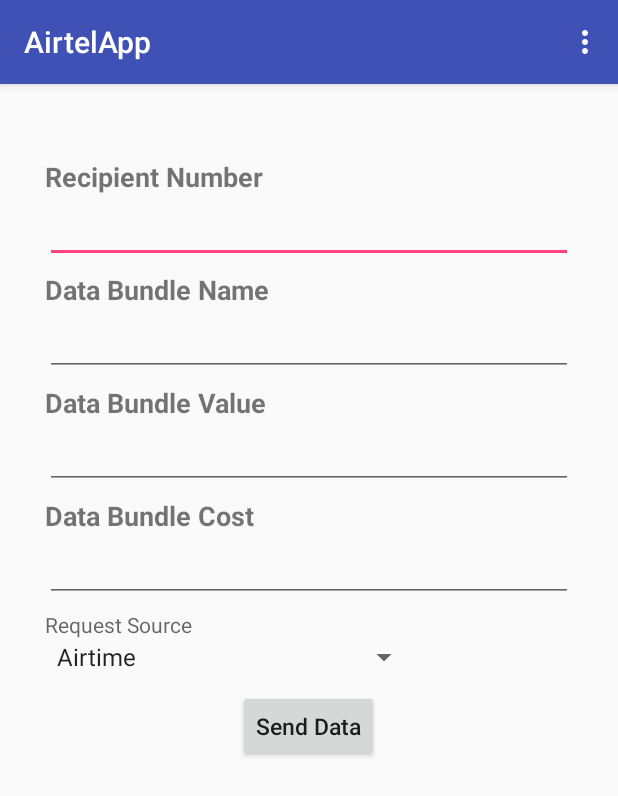
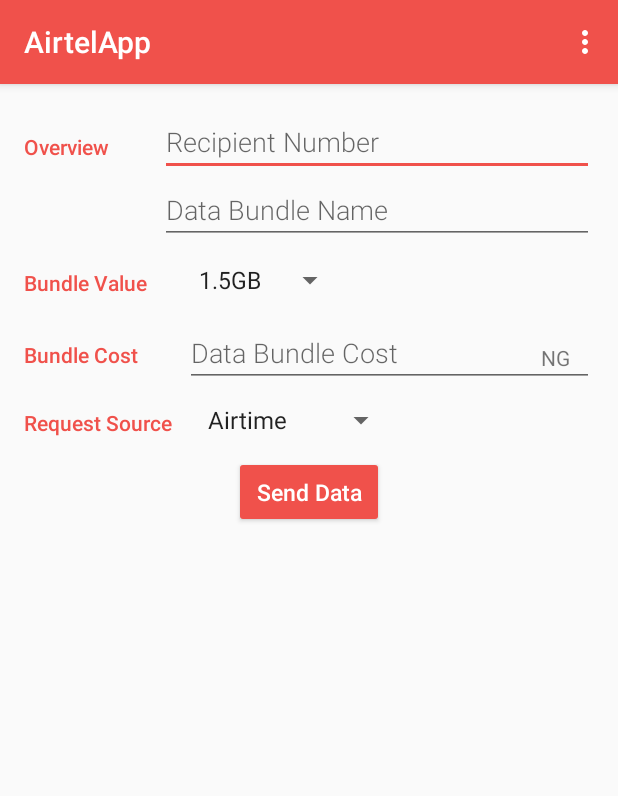
Before and after one commit to solobaba/AirtelApp, an Android app: the CreateUser screen opened directly, with no data from a screen before it, on a phone screen of 412 x 824 dp. Shown: the top 796 px of the screen. Run offline under Robolectric (Android 15) with nearby library versions, the light colour scheme and no system bars.

Commit message:
Second commit

```diff
--- a/app/src/main/java/com/example/mighty/airtelapp/CreateUser.java
+++ b/app/src/main/java/com/example/mighty/airtelapp/CreateUser.java
@@ -50,8 +50,8 @@
     public static final String AIRTEL_CODE = "123";
     public static final String CONTACT_NETWORK = "1";
 
-    EditText recipientNumber, dataBundleName, dataBundleValue, dataBundleCost;
-    Spinner spinnerRow;
+    EditText recipientNumber, dataBundleName, dataBundleCost;
+    Spinner spinnerRow, spinnerValueRow;
     Button button;
 
     //Airtel data codes
@@ -64,7 +64,6 @@
 
     String recNum;
     String dataName;
-    String dataValue;
     String dataCost;
 
     int MY_PERMISSIONS_REQUEST_SEND_SMS = 1;
@@ -78,6 +77,7 @@
     Date date;
 
     private String mRequestSource = DataEntry.REQUEST_SOURCE_UNKNOWN;
+    public String mDataBundleValue = DataEntry.REQUEST_VALUE_UNKNOWN;
     private boolean mRequestSourceHasChanged = false;
 
     private View.OnTouchListener mTouchListener = new View.OnTouchListener() {
@@ -100,22 +100,24 @@
 
         recipientNumber = findViewById(R.id.recipient_number);
         dataBundleName = findViewById(R.id.data_bundle_name);
-        dataBundleValue = findViewById(R.id.data_bundle_value);
+        spinnerValueRow = findViewById(R.id.data_bundle_value);
         dataBundleCost = findViewById(R.id.data_bundle_cost);
         spinnerRow = findViewById(R.id.resource_spinner);
         button = findViewById(R.id.send_data_button);
 
         recNum = recipientNumber.getText().toString().trim();
         dataName = dataBundleName.getText().toString().trim();
-        dataValue = dataBundleValue.getText().toString().trim();
+//        mDataBundleValue = spinnerValueRow.getSelectedItem().toString();
         dataCost = dataBundleCost.getText().toString().trim();
-        mRequestSource = spinnerRow.getSelectedItem().toString();
+//        mRequestSource = spinnerRow.getSelectedItem().toString();
 
         sentPI = PendingIntent.getBroadcast(this, 0, new Intent(SENT), 0);
         delilveredPI = PendingIntent.getBroadcast(this, 0, new Intent(DELIVERED), 0);
 
         setupSpinner();
+        setupDataValue();
 
+        spinnerValueRow.setOnTouchListener(mTouchListener);
         spinnerRow.setOnTouchListener(mTouchListener);
         button.setOnClickListener(new View.OnClickListener() {
             @Override
@@ -128,7 +130,36 @@
         });
     }
 
-    // Setup the dropdown spinner
+    //Setup the request source dropdown spinner
+    private void setupDataValue() {
+        ArrayAdapter dataBundleValue = ArrayAdapter.createFromResource(this,
+                R.array.array_data_bundle_value, android.R.layout.simple_spinner_item);
+        dataBundleValue.setDropDownViewResource(android.R.layout.simple_dropdown_item_1line);
+        spinnerValueRow.setAdapter(dataBundleValue);
+        spinnerValueRow.setOnItemSelectedListener(new AdapterView.OnItemSelectedListener () {
+            @Override
+            public void onItemSelected(AdapterView<?> parent, View view, int position, long id) {
+                String selection = (String) parent.getItemAtPosition(position);
+                if(!TextUtils.isEmpty(selection)){
+                    if (selection.equals(getString(R.string.bundlevalue1))){
+                        mDataBundleValue = DataEntry.ONE_FIVE_GB;
+                    }else if (selection.equals(getString(R.string.bundlevalue2))){
+                        mDataBundleValue = DataEntry.THREE_FIVE_GB;
+                    }else if (selection.equals(getString(R.string.bundlevalue3))){
+                        mDataBundleValue = DataEntry.FIVE_GB;
+                    }else {
+                        mDataBundleValue = DataEntry.REQUEST_VALUE_UNKNOWN;
+                    }
+                }
+            }
+            @Override
+            public void onNothingSelected(AdapterView<?> parent) {
+                mDataBundleValue = DataEntry.REQUEST_VALUE_UNKNOWN;
+            }
+        });
+    }
+
+    //Setup the request source dropdown spinner
     private void setupSpinner(){
         ArrayAdapter requestSourceAdapter = ArrayAdapter.createFromResource(this,
                 R.array.array_request_source, android.R.layout.simple_spinner_item);
@@ -170,7 +201,7 @@
         //trailing white space
         String recNum = recipientNumber.getText().toString().trim();
         String dataName = dataBundleName.getText().toString().trim();
-        String dataValue = dataBundleValue.getText().toString().trim();
+        String mDataBundleValue = spinnerValueRow.getSelectedItem().toString();
         String dataCost = dataBundleCost.getText().toString().trim();
         String mRequestSource = spinnerRow.getSelectedItem().toString();
 
@@ -182,7 +213,7 @@
         ContentValues contentValues = new ContentValues();
         contentValues.put(DataEntry.COLUMN_RECIPIENT_NUMBER, recNum);
         contentValues.put(DataEntry.COLUMN_DATA_BUNDLE_NAME, dataName);
-        contentValues.put(DataEntry.COLUMN_DATA_BUNDLE_VALUE, dataValue);
+        contentValues.put(DataEntry.COLUMN_DATA_BUNDLE_VALUE, mDataBundleValue);
         contentValues.put(DataEntry.COLUMN_DATA_BUNDLE_COST, dataCost);
         contentValues.put(DataEntry.COLUMN_TIME_RECEIVED, dateFormat.format(date));
         contentValues.put(DataEntry.COLUMN_SPINNER_ROW, mRequestSource);
@@ -212,10 +243,10 @@
 //        }
 
 //        airtelData();
-        String message = "Be Mighty!, You received " + dataValue + " " + dataName + " from Mighty Interactive Limited. " +
-                "Kindly dial *461*2# to check your balance. Thank you!";
-        String phoneNumber = recNum;
-        sendSMS(phoneNumber, message);
+//        String message = "Be Mighty!, You received " + dataValue + " " + dataName + " from Mighty Interactive Limited. " +
+//                "Kindly dial *461*2# to check your balance. Thank you!";
+//        String phoneNumber = recNum;
+//        sendSMS(phoneNumber, message);
         emailMessage();
         showNotification();
 //        dialogBox();
@@ -238,7 +269,7 @@
     private void emailMessage(){
         String email = "solomon.oduniyi@gmail.com";
         String subject = "Mighty Data";
-        String message = "Be Mighty!, You received " + dataValue + " " + dataName + " from Mighty Interactive Limited. " +
+        String message = "Be Mighty!, You received " + mDataBundleValue + " " + dataName + " from Mighty Interactive Limited. " +
                 "Kindly dial *461*2# to check your balance. Thank you!";
 
         try {
@@ -308,10 +339,10 @@
 //    }
 
     private void airtelData(){
-        if (dataValue.equals(ONE_FIVE_GIG)){
+        if (mDataBundleValue.equals(ONE_FIVE_GIG)){
             String ussdCode = CODE_ONE_FIVE_GIG + recNum + Uri.encode("#");
             startActivity(new Intent("android.intent.action.CALL", Uri.parse("tel:" + ussdCode)));
-        }else if (dataValue.equals(THREE_FIVE_GIG)){
+        }else if (mDataBundleValue.equals(THREE_FIVE_GIG)){
             String ussdCode = CODE_THREE_FIVE_GIG + recNum + Uri.encode("#");
             startActivity(new Intent("android.intent.action.CALL", Uri.parse("tel:" + ussdCode)));
         }else {
@@ -342,6 +373,7 @@
         builder.setSmallIcon(R.drawable.message);
         builder.setContentTitle("Mighty notifiction");
         builder.setContentText("Mighty data notification ....");
+        builder.setAutoCancel(true);
         Intent intent = new Intent(this, NotificationClass.class);
         TaskStackBuilder stackBuilder = TaskStackBuilder.create(this);
         stackBuilder.addParentStack(NotificationClass.class);
@@ -356,6 +388,7 @@
     public void checkBal() {
         String ussdCode = "*" + AIRTEL_CODE + Uri.encode("#");
         startActivity(new Intent("android.intent.action.CALL", Uri.parse("tel:" + ussdCode)));
+        dateFormat.format(date);
     }
 
     //Contact Network
@@ -373,9 +406,9 @@
     @Override
     public boolean onOptionsItemSelected(MenuItem item) {
         switch (item.getItemId()) {
-            case R.id.log_data:
+            case R.id.request_sent:
                 startActivity(new Intent(this, RequestHistory.class));
-                Toast.makeText(this, "Checking log", Toast.LENGTH_SHORT).show();
+                Toast.makeText(this, "Requesting history", Toast.LENGTH_SHORT).show();
                 return true;
 
             case R.id.check_balance_request:
--- a/app/src/main/java/com/example/mighty/airtelapp/data/DataContract.java
+++ b/app/src/main/java/com/example/mighty/airtelapp/data/DataContract.java
@@ -36,5 +36,11 @@
         public static final String REQUEST_SOURCE_SALES_REP = "Sales Rep";
         public static final String REQUEST_SOURCE_WEB = "Web";
         public static final String REQUEST_SOURCE_API = "API";
+
+
+        public static final String REQUEST_VALUE_UNKNOWN = "Unknown";
+        public static final String ONE_FIVE_GB = "1.5GB";
+        public static final String THREE_FIVE_GB = "3.5GB";
+        public static final String FIVE_GB = "5GB";
     }
 }
--- a/app/src/main/java/com/example/mighty/airtelapp/data/RequestHistory.java
+++ b/app/src/main/java/com/example/mighty/airtelapp/data/RequestHistory.java
@@ -7,7 +7,7 @@
 import android.os.Bundle;
 import android.support.annotation.Nullable;
 import android.support.v7.app.AppCompatActivity;
-import android.widget.ListView;
+import android.widget.GridView;
 
 import com.example.mighty.airtelapp.R;
 import com.example.mighty.airtelapp.data.DataContract.DataEntry;
@@ -22,7 +22,7 @@
         super.onCreate(savedInstanceState);
         setContentView(R.layout.request_activity);
 
-        ListView listView = (ListView) findViewById(R.id.request_list);
+        GridView listView = (GridView) findViewById(R.id.request_list);
         requestCursorAdapter = new RequestCursorAdapter(this, null);
         listView.setAdapter(requestCursorAdapter);
         getLoaderManager().initLoader(REQUEST_LOADER, null, this);
--- a/app/src/main/res/layout/create_user.xml
+++ b/app/src/main/res/layout/create_user.xml
@@ -1,106 +1,169 @@
 <?xml version="1.0" encoding="utf-8"?>
-<ScrollView xmlns:android="http://schemas.android.com/apk/res/android"
+<LinearLayout xmlns:android="http://schemas.android.com/apk/res/android"
+    xmlns:tools="http://schemas.android.com/tools"
     android:layout_width="match_parent"
     android:layout_height="match_parent"
-    android:padding="30dp">
+    android:orientation="vertical"
+    android:padding="16dp"
+    tools:context=".CreateUser">
 
+    <!-- Overview category -->
     <LinearLayout
         android:layout_width="match_parent"
-    android:layout_height="match_parent"
-    android:orientation="vertical">
+        android:layout_height="wrap_content"
+        android:orientation="horizontal">
 
         <TextView
             android:id="@+id/ussd_code_input"
-        android:layout_width="match_parent"
+            android:layout_width="wrap_content"
+            android:layout_height="wrap_content" />
+
+        <!-- Overview Label -->
+        <TextView
+            android:layout_width="wrap_content"
             android:layout_height="wrap_content"
-        android:layout_gravity="center_horizontal" />
+            android:text="@string/overview"
+            style="@style/OverviewStyle"/>
 
-    <TextView
-        android:layout_width="match_parent"
+        <!-- Input fields -->
+        <LinearLayout
+            android:layout_width="0dp"
             android:layout_height="wrap_content"
-        android:text="@string/recipient_number"
-        android:textSize="18sp"
-        android:textStyle="bold" />
+            android:layout_weight="10"
+            android:orientation="vertical"
+            android:paddingLeft="4dp">
 
             <EditText
                 android:id="@+id/recipient_number"
                 android:layout_width="match_parent"
                 android:layout_height="wrap_content"
-        android:layout_gravity="center_horizontal"
-        android:layout_marginBottom="5dp"
-        android:inputType="number" />
-
-    <TextView
-        android:layout_width="match_parent"
-        android:layout_height="wrap_content"
-        android:text="@string/data_bundle_name"
-        android:textSize="18sp"
-        android:textStyle="bold" />
+                android:hint="@string/recipient_number"
+                android:inputType="number"
+                style="@style/OverviewFieldStyle"/>
 
             <EditText
                 android:id="@+id/data_bundle_name"
                 android:layout_width="match_parent"
                 android:layout_height="wrap_content"
-        android:layout_gravity="center_horizontal"
-        android:layout_marginBottom="5dp"
-        android:singleLine="true" />
+                android:hint="@string/data_bundle_name"
+                android:singleLine="true"
+                style="@style/OverviewFieldStyle"/>
+        </LinearLayout>
+    </LinearLayout>
 
-    <TextView
+    <!-- Bundle Value category -->
+    <LinearLayout
+        android:id="@+id/bundle_value"
         android:layout_width="match_parent"
         android:layout_height="wrap_content"
-        android:text="@string/data_bundle_value"
-        android:textSize="18sp"
-        android:textStyle="bold" />
+        android:orientation="horizontal">
 
-    <EditText
+        <!-- Bundle Value Label -->
+        <TextView
+            android:layout_width="wrap_content"
+            android:layout_height="wrap_content"
+            android:text="@string/data_value"
+            style="@style/OverviewStyle"/>
+
+        <!-- Input field -->
+        <LinearLayout
+            android:layout_width="0dp"
+            android:layout_height="wrap_content"
+            android:layout_weight="10"
+            android:orientation="vertical">
+
+            <!-- Bundle value drop-down spinner -->
+            <Spinner
                 android:id="@+id/data_bundle_value"
+                android:layout_width="wrap_content"
+                android:layout_height="48dp"
+                android:spinnerMode="dropdown" />
+        </LinearLayout>
+    </LinearLayout>
+
+    <!-- Data cost category -->
+    <LinearLayout
+        android:id="@+id/bundle_cost"
         android:layout_width="match_parent"
         android:layout_height="wrap_content"
-        android:layout_gravity="center_horizontal"
-        android:layout_marginBottom="5dp"
-        android:singleLine="true" />
+        android:orientation="horizontal">
 
+        <!-- Bundle Value Label -->
         <TextView
-        android:layout_width="match_parent"
+            android:layout_width="wrap_content"
             android:layout_height="wrap_content"
-        android:text="@string/data_bundle_cost"
-        android:textSize="18sp"
-        android:textStyle="bold" />
+            android:text="@string/data_cost"
+            style="@style/OverviewStyle"/>
 
+        <!-- Input fields -->
+        <RelativeLayout
+            android:layout_width="0dp"
+            android:layout_height="wrap_content"
+            android:layout_weight="10"
+            android:paddingLeft="4dp">
+
+            <!-- Weight field -->
             <EditText
                 android:id="@+id/data_bundle_cost"
                 android:layout_width="match_parent"
                 android:layout_height="wrap_content"
-        android:layout_gravity="center_horizontal"
-        android:layout_marginBottom="5dp"
-        android:inputType="number" />
+                android:hint="@string/data_bundle_cost"
+                android:inputType="number"
+                style="@style/OverviewFieldStyle"/>
 
+            <!-- Units for weight (kg) -->
+            <TextView
+                android:id="@+id/label_weight_units"
+                android:text="@string/unit_data_cost"
+                style="@style/EditorUnitsStyle"/>
+        </RelativeLayout>
+    </LinearLayout>
+
+    <!-- Request source category -->
+    <LinearLayout
+        android:id="@+id/request_source"
+        android:layout_width="match_parent"
+        android:layout_height="wrap_content"
+        android:orientation="horizontal">
+
+        <!-- Request source Label -->
         <TextView
             android:id="@+id/textView"
-        android:layout_width="match_parent"
+            android:layout_width="wrap_content"
             android:layout_height="wrap_content"
-        android:hint="@string/request_source" />
+            android:text="@string/request_source"
+            style="@style/OverviewStyle"/>
 
+        <!-- Input field -->
+        <LinearLayout
+            android:layout_width="100dp"
+            android:layout_height="wrap_content"
+            android:layout_weight="10"
+            android:orientation="vertical">
+
+            <!-- Request source drop-down spinner -->
             <Spinner
                 android:id="@+id/resource_spinner"
-        android:layout_width="250dp"
-        android:layout_height="wrap_content"
-        android:layout_marginBottom="10dp"
-        android:entries="@array/array_request_source"
-        android:prompt="@string/spinnertype1"/>
+                android:layout_width="wrap_content"
+                android:layout_height="48dp"
+                android:spinnerMode="dropdown" />
+        </LinearLayout>
+    </LinearLayout>
 
     <Button
         android:id="@+id/send_data_button"
-        android:layout_width="wrap_content"
+        android:layout_width="100dp"
         android:layout_height="wrap_content"
         android:layout_gravity="center_horizontal"
         android:text="@string/send_data_button"
         android:textAllCaps="false"
-        android:textSize="15sp" />
+        android:textSize="15sp"
+        android:textColor="#FFFF"
+        android:backgroundTint="@color/colorAccent"/>
 
     <TextView
         android:id="@+id/send_data_result"
         android:layout_width="wrap_content"
         android:layout_height="wrap_content" />
+
 </LinearLayout>
-</ScrollView>
--- a/app/src/main/res/layout/request_activity.xml
+++ b/app/src/main/res/layout/request_activity.xml
@@ -1,5 +1,5 @@
 <?xml version="1.0" encoding="utf-8"?>
-<RelativeLayout
+<GridLayout
     xmlns:android="http://schemas.android.com/apk/res/android"
     xmlns:tools="http://schemas.android.com/tools"
     android:layout_width="match_parent"
@@ -8,10 +8,10 @@
     android:id="@+id/request_activity"
     tools:context=".data.RequestHistory">
 
-    <ListView
+    <GridView
         android:id="@+id/request_list"
         android:layout_width="match_parent"
         android:layout_height="match_parent">
-    </ListView>
+    </GridView>
 
-</RelativeLayout>
+</GridLayout>
--- a/app/src/main/res/menu/menu_catalog.xml
+++ b/app/src/main/res/menu/menu_catalog.xml
@@ -3,6 +3,11 @@
     xmlns:app="http://schemas.android.com/apk/res-auto"
     xmlns:tools="http://schemas.android.com/tools"
     tools:context=".CreateUser">
+
+    <item
+        android:id="@+id/request_sent"
+        android:title="@string/request_sent"
+        app:showAsAction="never" />
 
     <item
         android:id="@+id/log_data"
@@ -15,11 +20,6 @@
         app:showAsAction="never" />
 
     <item
-        android:id="@+id/request_sent"
-        android:title="@string/request_sent"
-        app:showAsAction="never" />
-
-    <item
         android:id="@+id/contact_network"
         android:title="@string/contact_network"
         app:showAsAction="never" />
--- a/app/src/main/res/values/arrays.xml
+++ b/app/src/main/res/values/arrays.xml
@@ -1,7 +1,8 @@
 <?xml version="1.0" encoding="utf-8"?>
 <resources>
+
+    <!--Options that will displayed in the resource drop-down Spinner -->
     <string-array name="array_request_source">
-        <!--<item>@string/unknown</item>-->
         <item>@string/spinnertype1</item>
         <item>@string/spinnertype2</item>
         <item>@string/spinnertype3</item>
@@ -10,6 +11,15 @@
         <item>@string/spinnertype6</item>
     </string-array>
 
+
+    <!-- Options that will displayed in the bundle value drop-down Spinner -->
+    <string-array name="array_data_bundle_value">
+        <item>@string/bundlevalue1</item>
+        <item>@string/bundlevalue2</item>
+        <item>@string/bundlevalue3</item>
+    </string-array>
+
+
     <string-array name="telcos">
         <item name="telco_airtel">AIRTEL</item>
     </string-array>
--- a/app/src/main/res/values/colors.xml
+++ b/app/src/main/res/values/colors.xml
@@ -1,6 +1,17 @@
 <?xml version="1.0" encoding="utf-8"?>
 <resources>
-    <color name="colorPrimary">#3F51B5</color>
-    <color name="colorPrimaryDark">#303F9F</color>
-    <color name="colorAccent">#FF4081</color>
+    <!-- The app branding color for the app bar -->
+    <color name="colorPrimary">#F0514B</color>
+
+    <!-- Darker variant for the status bar and contextual app bars -->
+    <color name="colorPrimaryDark">#C0403C</color>
+
+    <!-- Accent color for UI controls like checkboxes and text fields -->
+    <color name="colorAccent">#F0514B</color>
+
+    <!-- Primary color for the editor -->
+    <color name="editorColorPrimary">#2D3640</color>
+
+    <!-- Primary dark color for the editor -->
+    <color name="editorColorPrimaryDark">#394450</color>
 </resources>
--- a/app/src/main/res/values/strings.xml
+++ b/app/src/main/res/values/strings.xml
@@ -20,8 +20,10 @@
     <string name="status">Status</string>
     <string name="time_done">Time Done</string>
 
-    <!--Spinner details… -->
-    <!--<string name="unknown">Unknown</string>-->
+    <!-- Units for weight of the pet (kilograms) [CHAR LIMIT=5] -->
+    <string name="unit_data_cost">NG</string>
+
+    <!--Resource Spinner details… -->
     <string name="spinnertype1">Airtime</string>
     <string name="spinnertype2">Cash</string>
     <string name="spinnertype3">Agent</string>
@@ -29,16 +31,27 @@
     <string name="spinnertype5">Web</string>
     <string name="spinnertype6">API</string>
 
+    <!--Bundle value details… -->
+    <string name="bundlevalue1">1.5GB</string>
+    <string name="bundlevalue2">3.5GB</string>
+    <string name="bundlevalue3">5GB</string>
+
     <!--Buttons details… -->
     <string name="send_data_button">Send Data</string>
 
     <!--menu details-->
-    <string name="log_data">Log Data</string>
+    <string name="request_sent">Request Sent</string>
     <string name="check_balance_request">Check Balance Request</string>
-    <string name="request_sent">Request Sent</string>
+    <string name="log_data">Log</string>
     <string name="contact_network">Contact Network</string>
 
     <!--notification message-->
     <string name="notification_msg">Be Mighty!, You received 1.5GB from Mighty Interactive Limited.
         Kindly dial *461*2# to check your balance. Thank you!</string>
+
+    <!-- Label -->
+    <string name="overview">Overview</string>
+    <string name="data_value">Bundle Value</string>
+    <string name="data_cost">Bundle Cost</string>
+
 </resources>
--- a/app/src/main/res/values/styles.xml
+++ b/app/src/main/res/values/styles.xml
@@ -14,7 +14,6 @@
     </style>
 
     <style name="AppTheme.AppBarOverlay" parent="ThemeOverlay.AppCompat.Dark.ActionBar" />
-
     <style name="AppTheme.PopupOverlay" parent="ThemeOverlay.AppCompat.Light" />
 
     <!-- The default font for RecyclerView items is too small.
@@ -28,4 +27,37 @@
         <item name="android:paddingLeft">8dp</item>
     </style>
 
+
+
+
+
+    <!-- Style for a category in the editor -->
+    <style name="OverviewStyle">
+        <item name="android:layout_height">wrap_content</item>
+        <item name="android:layout_width">0dp</item>
+        <item name="android:layout_weight">1</item>
+        <item name="android:paddingTop">16dp</item>
+        <item name="android:textColor">@color/colorAccent</item>
+        <item name="android:fontFamily">sans-serif-medium</item>
+        <item name="android:textAppearance">?android:textAppearanceSmall</item>
+    </style>
+
+    <!-- Style for an EditText field in the editor -->
+    <style name="OverviewFieldStyle">
+        <item name="android:layout_height">wrap_content</item>
+        <item name="android:layout_width">match_parent</item>
+        <item name="android:fontFamily">sans-serif-light</item>
+        <item name="android:textAppearance">?android:textAppearanceMedium</item>
+    </style>
+
+    <!-- Style for the measurement units for an EditText field in the editor -->
+    <style name="EditorUnitsStyle">
+        <item name="android:layout_height">wrap_content</item>
+        <item name="android:layout_width">wrap_content</item>
+        <item name="android:layout_alignParentRight">true</item>
+        <item name="android:paddingRight">16dp</item>
+        <item name="android:paddingTop">16dp</item>
+        <item name="android:textAppearance">?android:textAppearanceSmall</item>
+    </style>
+
 </resources>
```
Lines whose indentation alone changed are shown as unchanged.
